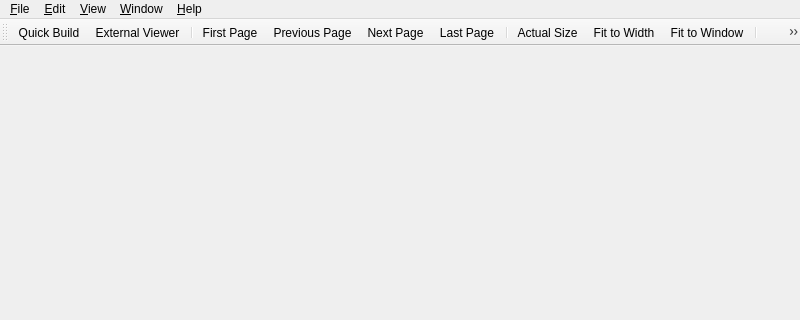
Above: PDFDocument.ui from svn2github/texstudio-trunk before the change; both pictures show x 0 to 800 and y 0 to 320 of the 800 by 600 pixel window. Below: the same form after it.
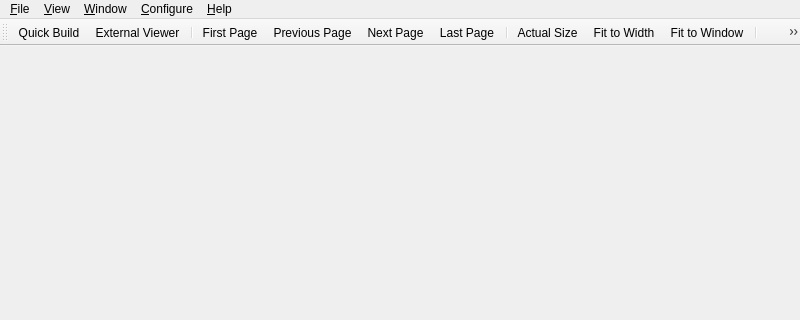
That is the form after the change.

Commit message: gui improved, fix pdf preview crash if dock windows are opened with no loaded document

Diff of the .ui file:
```diff
--- a/PDFDocument.ui
+++ b/PDFDocument.ui
@@ -44,7 +44,7 @@
    </widget>
    <widget class="QMenu" name="menuEdit">
     <property name="title">
-     <string>&amp;Edit</string>
+     <string>&amp;Configure</string>
     </property>
     <addaction name="actionUndo"/>
     <addaction name="actionRedo"/>
@@ -94,9 +94,9 @@
     <addaction name="actionGo_to_Source"/>
    </widget>
    <addaction name="menuFile"/>
-   <addaction name="menuEdit"/>
    <addaction name="menuView"/>
    <addaction name="menuWindow"/>
+   <addaction name="menuEdit"/>
    <addaction name="menuHelp"/>
   </widget>
   <widget class="QStatusBar" name="statusbar">
```
Left out of the diff: 29 changed lines with no effect on the pictures. The commit also changes 5 other files.
